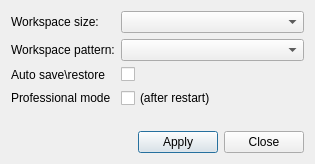
The window that settingsdlg.ui (m-garanin/zgui-qt) describes before a commit, drawn with Qt 5.
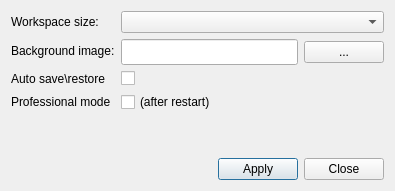
The same window after the commit.

Diff of the .ui file:
```diff
--- a/settingsdlg.ui
+++ b/settingsdlg.ui
@@ -6,8 +6,8 @@
    <rect>
     <x>0</x>
     <y>0</y>
-    <width>315</width>
-    <height>164</height>
+    <width>395</width>
+    <height>191</height>
    </rect>
   </property>
   <property name="windowTitle">
@@ -76,13 +76,10 @@
      <item row="1" column="0">
       <widget class="QLabel" name="workspacePatternLabel">
        <property name="text">
-        <string>Workspace pattern:</string>
+        <string>Background image:</string>
        </property>
       </widget>
      </item>
-     <item row="1" column="1">
-      <widget class="QComboBox" name="workspacePatternComboBox"/>
-     </item>
      <item row="2" column="0">
       <widget class="QLabel" name="autoSaveRestoreLabel">
        <property name="text">
@@ -107,6 +104,27 @@
        </property>
       </widget>
      </item>
+     <item row="1" column="1">
+      <layout class="QHBoxLayout" name="horizontalLayout_2">
+       <item>
+        <widget class="QLineEdit" name="wsBkg">
+         <property name="sizePolicy">
+          <sizepolicy hsizetype="Expanding" vsizetype="Expanding">
+           <horstretch>0</horstretch>
+           <verstretch>0</verstretch>
+          </sizepolicy>
+         </property>
+        </widget>
+       </item>
+       <item>
+        <widget class="QPushButton" name="wsSelectBkg">
+         <property name="text">
+          <string>...</string>
+         </property>
+        </widget>
+       </item>
+      </layout>
+     </item>
     </layout>
    </item>
   </layout>
```
